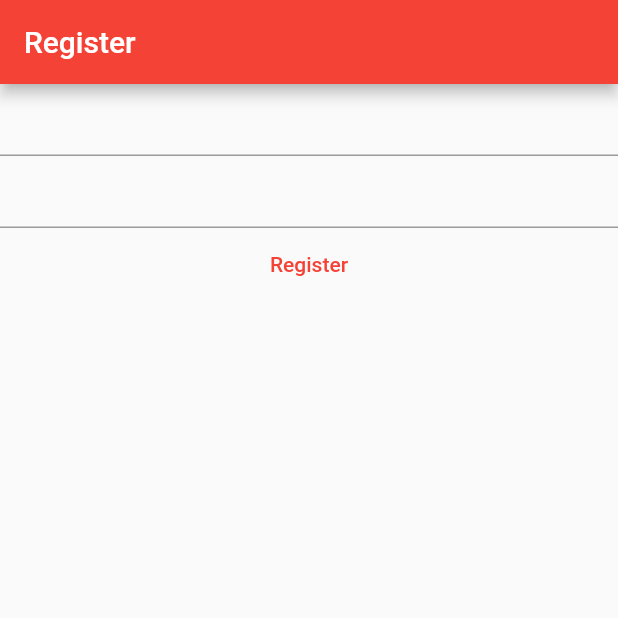
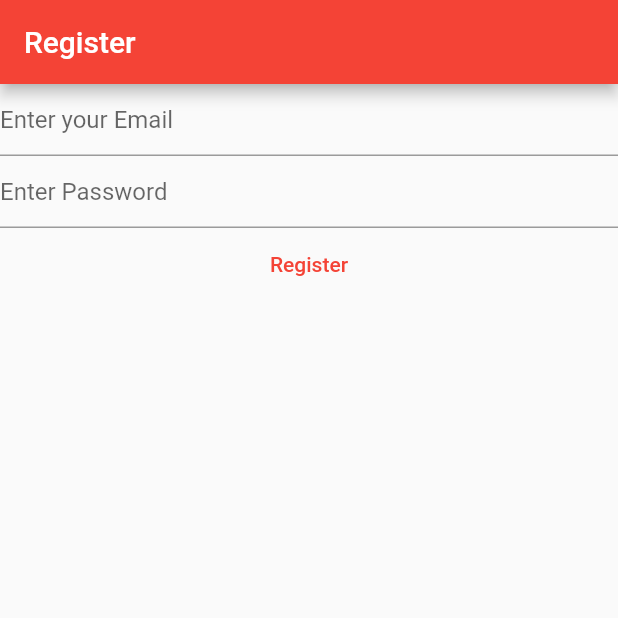
Before and after one commit to Devrajsinh-Gohil/flutter_projects, a Flutter app: the screen it shows after launch, after a tap on "Register", on a phone screen of 412 x 824 dp, the top half of it. Run offline on Flutter 3.47's test engine with Material 2 defaults, Android fonts, the phone set to English and light mode, and no system bars; our stand-ins replace firebase_auth, firebase_core; accounts and stored records are empty; network calls fail.

Commit message:
completed registration screen

```diff
--- a/mob_notes/lib/main.dart
+++ b/mob_notes/lib/main.dart
@@ -1,6 +1,10 @@
+import 'package:firebase_core/firebase_core.dart';
 import 'package:flutter/material.dart';
+import 'package:firebase_auth/firebase_auth.dart';
+import 'firebase_options.dart';
 
 void main() {
+  WidgetsFlutterBinding.ensureInitialized();
   runApp(
     MaterialApp(
       title: 'Flutter Demo',
@@ -44,12 +48,49 @@ class _HomePageState extends State<HomePage> {
       appBar: AppBar(
         title: const Text('Register'),
       ),
-      body: Column(
-        children: [
-          TextField(),
-          TextField(),
-          TextButton(onPressed: () async {}, child: const Text('Register')),
-        ],
+      body: FutureBuilder(
+        future: Firebase.initializeApp(
+          options: DefaultFirebaseOptions.currentPlatform,
+        ),
+        builder: (context, snapshot) {
+          switch (snapshot.connectionState) {
+            case ConnectionState.done:
+              return Column(
+                children: [
+                  TextField(
+                    controller: _email,
+                    enableSuggestions: false,
+                    autocorrect: false,
+                    keyboardType: TextInputType.emailAddress,
+                    decoration:
+                        const InputDecoration(hintText: 'Enter your Email'),
+                  ),
+                  TextField(
+                    controller: _password,
+                    obscureText: true,
+                    enableSuggestions: false,
+                    autocorrect: false,
+                    decoration:
+                        const InputDecoration(hintText: 'Enter Password'),
+                  ),
+                  TextButton(
+                      onPressed: () async {
+                        final email = _email.text;
+                        final password = _password.text;
+
+                        UserCredential userCredential = await FirebaseAuth
+                            .instance
+                            .createUserWithEmailAndPassword(
+                                email: email, password: email);
+                        print(userCredential);
+                      },
+                      child: const Text('Register')),
+                ],
+              );
+            default:
+              return const Text('Loading...');
+          }
+        },
       ),
     );
   }
--- a/mob_notes/pubspec.yaml
+++ b/mob_notes/pubspec.yaml
@@ -37,6 +37,7 @@ dependencies:
   # Use with the CupertinoIcons class for iOS style icons.
   cupertino_icons: ^1.0.2
   firebase_core: ^1.23.0
+  firebase_auth: ^3.10.0
 
 dev_dependencies:
   flutter_test:
```
Also changed, not shown: mob_notes/pubspec.lock, 1 other file.
